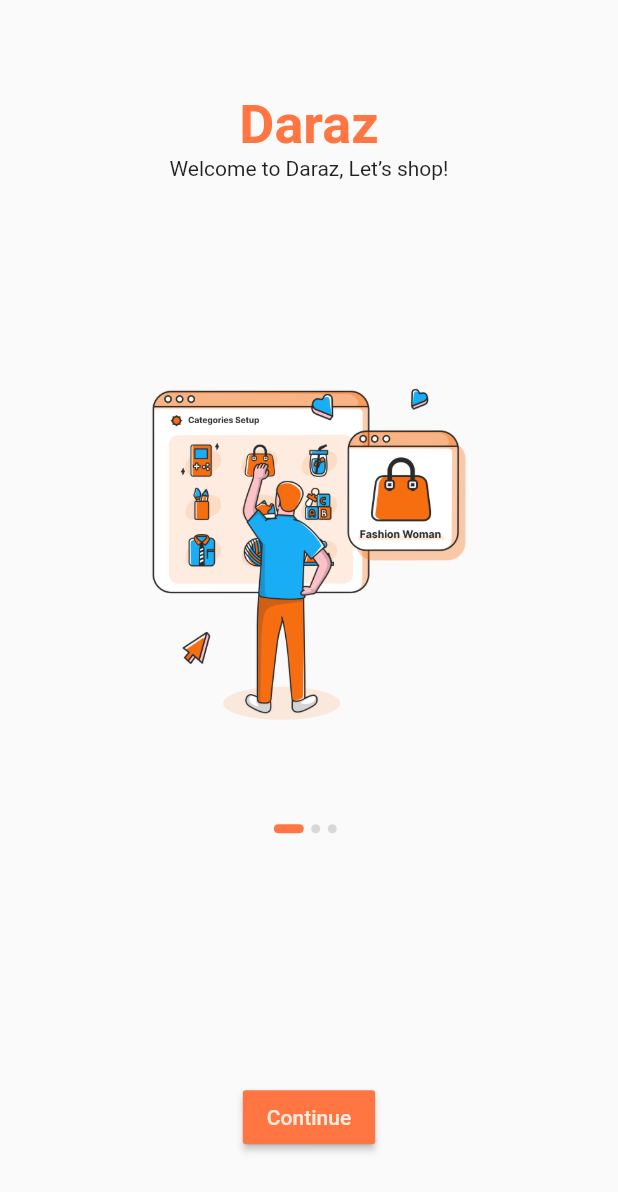
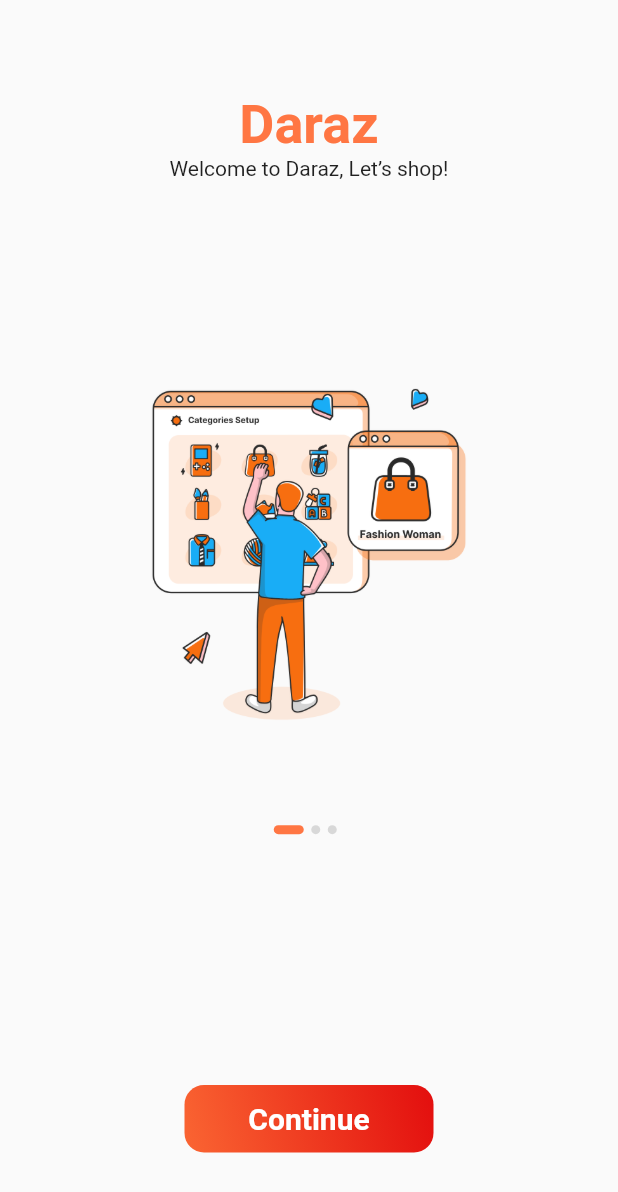
Before and after one commit to kripas1369/ecommerceui, a Flutter app: the screen it shows after launch, on a phone screen of 412 x 824 dp. Shown: the top 1192 px of the screen. Run offline on Flutter 3.47's test engine with Material 2 defaults, Android fonts, the phone set to English and light mode, and no system bars; our stand-ins replace carousel_slider, flutter_svg.

Commit message:
default button setup

```diff
--- /dev/null
+++ b/lib/components/default_button.dart
@@ -0,0 +1,46 @@
+import 'package:flutter/material.dart';
+
+import '../constants.dart';
+
+class DefaultButton extends StatelessWidget {
+  const DefaultButton({
+    Key? key,
+    this.text,
+    this.press,
+  }) : super(key: key);
+  final String? text;
+  final Function? press;
+
+  @override
+  Widget build(BuildContext context) {
+    return InkWell(
+      onTap: press as void Function()?,
+      child: Container(
+        width: MediaQuery.of(context).size.width * 0.70,
+        height: 45,
+        decoration: BoxDecoration(
+          borderRadius: BorderRadius.circular(13),
+          gradient: LinearGradient(
+            begin: Alignment.topRight,
+            end: Alignment.bottomLeft,
+            colors: [
+              Color.fromARGB(255, 227, 14, 14),
+              Color.fromARGB(255, 250, 101, 50),
+            ],
+          ),
+        ),
+        child: Center(
+          child: Text(
+            text!,
+            style: TextStyle(
+              fontSize: (20),
+              fontWeight: FontWeight.bold,
+              color: Colors.white,
+            ),
+          ),
+        ),
+        // ),
+      ),
+    );
+  }
+}
--- a/lib/constants.dart
+++ b/lib/constants.dart
@@ -9,7 +9,9 @@ const kPrimaryGradientColor = LinearGradient(
   colors: [Color(0xFFFFA53E), Color(0xFFFF7643)],
 );
 const kSecondaryColor = Color(0xFF979797);
-const kTextColor = Color(0xFF757575);
+const kTextColor = Color(0xFF5D5B5B);
+const oTextColor = Color(0xFF3B3434);
+
 
 const kAnimationDuration = Duration(milliseconds: 200);
 
--- a/lib/main.dart
+++ b/lib/main.dart
@@ -1,6 +1,7 @@
 import 'package:ecommerceui/routes.dart';
 import 'package:flutter/material.dart';
 
+import 'screen/home/home_screen.dart';
 import 'screen/splash/splash_page.dart';
 
 void main() {
@@ -16,7 +17,7 @@ class MyApp extends StatelessWidget {
     return MaterialApp(
       debugShowCheckedModeBanner: false,
       theme: ThemeData(primarySwatch: Colors.deepOrange),
-      // home: SplashScreen(),
+      // home:HomeScreen(),
       initialRoute: SplashScreen.routeName,
       routes: routes,
     );
--- a/lib/screen/home/components/discount_banner.dart
+++ b/lib/screen/home/components/discount_banner.dart
@@ -1,3 +1,4 @@
+import 'package:ecommerceui/constants.dart';
 import 'package:flutter/material.dart';
 
 import '../../../size_config.dart';
@@ -14,8 +15,8 @@ class DiscountBanner extends StatelessWidget {
       width: double.infinity,
       margin: EdgeInsets.all((10)),
       padding: EdgeInsets.symmetric(
-        horizontal: (20),
-        vertical: (15),
+        horizontal: 10,
+        // vertical: (15),
       ),
       decoration: BoxDecoration(
         color: Colors.deepOrange[450],
@@ -23,19 +24,19 @@ class DiscountBanner extends StatelessWidget {
       ),
       child: Text.rich(
         TextSpan(
-          style: TextStyle(color: Colors.black),
+          style: TextStyle(color: oTextColor),
           children: [
             TextSpan(
               text: "Dashain Surpise\n",
               style:
-                  TextStyle(fontWeight: FontWeight.bold, color: Colors.black),
+                  TextStyle(fontWeight: FontWeight.bold, color: oTextColor),
             ),
             TextSpan(
               text: "Flat Discound 30%",
               style: TextStyle(
                   fontSize: (24),
                   fontWeight: FontWeight.bold,
-                  color: Colors.black),
+                  color:oTextColor),
             ),
           ],
         ),
--- a/lib/screen/splash/components/body.dart
+++ b/lib/screen/splash/components/body.dart
@@ -1,3 +1,4 @@
+import 'package:ecommerceui/components/default_button.dart';
 import 'package:ecommerceui/constants.dart';
 import 'package:ecommerceui/screen/sign_in/sign_in_screen.dart';
 import 'package:ecommerceui/screen/splash/components/splash_content.dart';
@@ -58,17 +59,23 @@ class _BodyState extends State<Body> {
                       ),
                     ),
                     Spacer(flex: 3),
-                    MaterialButton(
-                      color: kPrimaryColor,
-                      child: Text(
-                        "Continue",
-                        style: TextStyle(color: kPrimaryLightColor),
-                      ),
-                      onPressed: () {
+                    DefaultButton(
+                      text:"Continue",
+                      press:(){
                         Navigator.pushNamed(context, SignInScreen.routeName);
-
                       },
                     ),
+                    // MaterialButton(
+                    //   color: kPrimaryColor,
+                    //   child: Text(
+                    //     "Continue",
+                    //     style: TextStyle(color: kPrimaryLightColor),
+                    //   ),
+                    //   onPressed: () {
+                    //     Navigator.pushNamed(context, SignInScreen.routeName);
+                    //
+                    //   },
+                    // ),
                     Spacer(),
                   ],
                 ),
```
